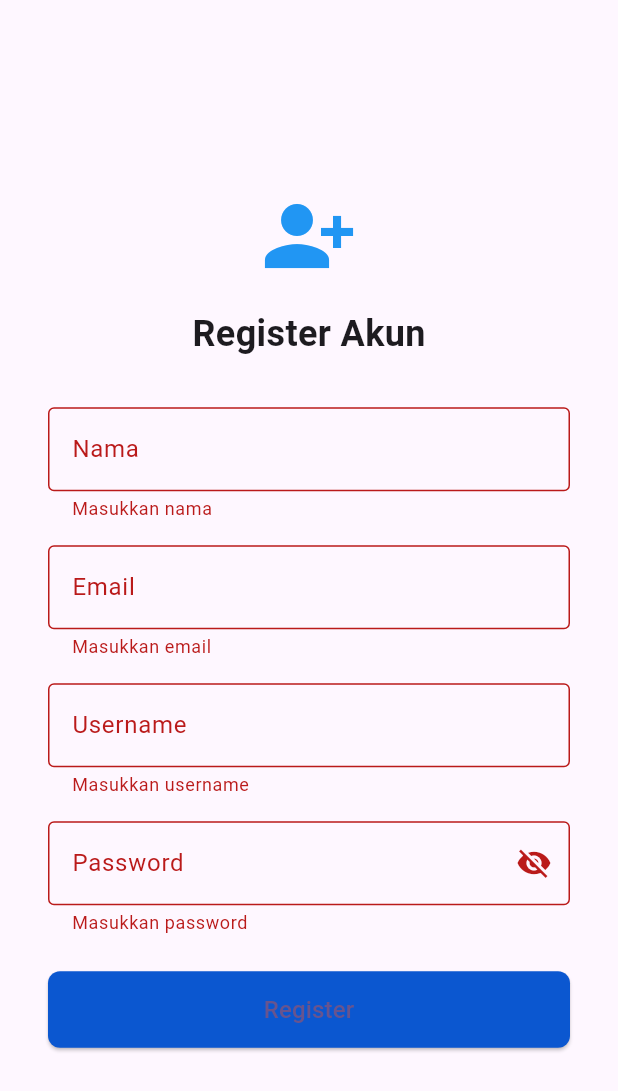
After one commit to rizkiangg/mws-tubes, a Flutter app: the RegisterPage screen opened by its route, after a tap on "Register", on a phone screen of 412 x 824 dp. The commit adds this screen. Shown: the top 1091 px of the screen. Run offline on Flutter 3.47's test engine with Material 3 defaults, Android fonts, the phone set to English and light mode, and no system bars.

Commit message:
feat: Add register page

```diff
--- a/lib/main.dart
+++ b/lib/main.dart
@@ -8,6 +8,7 @@ import 'src/pages/user_page.dart';
 import 'src/pages/price_list_page.dart';
 import 'src/pages/home_page.dart';
 import 'src/pages/login_page.dart';
+import 'src/pages/register_page.dart';
 
 void main() {
   runApp(const MyApp());
@@ -34,6 +35,7 @@ class MyApp extends StatelessWidget {
           '/user': (_) => const UserPage(),
           '/prices': (_) => const PriceListPage(),
           '/login': (_) => const LoginPage(),
+          '/register': (_) => const RegisterPage(),
         },
         onGenerateRoute: (settings) {
           if (settings.name == '/detail') {
--- /dev/null
+++ b/lib/src/pages/register_page.dart
@@ -0,0 +1,114 @@
+import 'package:flutter/material.dart';
+
+class RegisterPage extends StatefulWidget {
+  const RegisterPage({super.key});
+
+  @override
+  State<RegisterPage> createState() => _RegisterPageState();
+}
+
+class _RegisterPageState extends State<RegisterPage> {
+  final _formKey = GlobalKey<FormState>();
+  bool _obscure = true;
+
+  @override
+  Widget build(BuildContext context) {
+    return Scaffold(
+      body: Center(
+        child: SingleChildScrollView(
+          padding: const EdgeInsets.symmetric(horizontal: 32, vertical: 24),
+          child: Column(
+            mainAxisAlignment: MainAxisAlignment.center,
+            children: [
+              const Icon(Icons.person_add_alt_1, size: 64, color: Colors.blue),
+              const SizedBox(height: 16),
+              const Text(
+                'Register Akun',
+                style: TextStyle(fontSize: 24, fontWeight: FontWeight.bold),
+              ),
+              const SizedBox(height: 32),
+              Form(
+                key: _formKey,
+                child: Column(
+                  children: [
+                    TextFormField(
+                      decoration: const InputDecoration(
+                        labelText: 'Nama',
+                        border: OutlineInputBorder(),
+                      ),
+                      validator: (v) =>
+                          (v == null || v.isEmpty) ? 'Masukkan nama' : null,
+                    ),
+                    const SizedBox(height: 16),
+                    TextFormField(
+                      decoration: const InputDecoration(
+                        labelText: 'Email',
+                        border: OutlineInputBorder(),
+                      ),
+                      keyboardType: TextInputType.emailAddress,
+                      validator: (v) =>
+                          (v == null || v.isEmpty) ? 'Masukkan email' : null,
+                    ),
+                    const SizedBox(height: 16),
+                    TextFormField(
+                      decoration: const InputDecoration(
+                        labelText: 'Username',
+                        border: OutlineInputBorder(),
+                      ),
+                      validator: (v) =>
+                          (v == null || v.isEmpty) ? 'Masukkan username' : null,
+                    ),
+                    const SizedBox(height: 16),
+                    TextFormField(
+                      decoration: InputDecoration(
+                        labelText: 'Password',
+                        border: const OutlineInputBorder(),
+                        suffixIcon: IconButton(
+                          icon: Icon(
+                            _obscure ? Icons.visibility_off : Icons.visibility,
+                          ),
+                          onPressed: () => setState(() => _obscure = !_obscure),
+                        ),
+                      ),
+                      obscureText: _obscure,
+                      validator: (v) =>
+                          (v == null || v.isEmpty) ? 'Masukkan password' : null,
+                    ),
+                    const SizedBox(height: 24),
+                    SizedBox(
+                      width: double.infinity,
+                      child: ElevatedButton(
+                        onPressed: () {
+                          if (_formKey.currentState?.validate() ?? false) {
+                            // TODO: Implement registration logic
+                            ScaffoldMessenger.of(context).showSnackBar(
+                              const SnackBar(
+                                content: Text('Registrasi berhasil!'),
+                              ),
+                            );
+                            // Navigator.pushReplacementNamed(context, '/login');
+                          }
+                        },
+                        style: ElevatedButton.styleFrom(
+                          backgroundColor: const Color(0xFF0B57D0),
+                          padding: const EdgeInsets.symmetric(vertical: 14),
+                          shape: RoundedRectangleBorder(
+                            borderRadius: BorderRadius.circular(8),
+                          ),
+                        ),
+                        child: const Text(
+                          'Register',
+                          style: TextStyle(fontSize: 16),
+                        ),
+                      ),
+                    ),
+                  ],
+                ),
+              ),
+            ],
+          ),
+        ),
+      ),
+    );
+  }
+}
```
